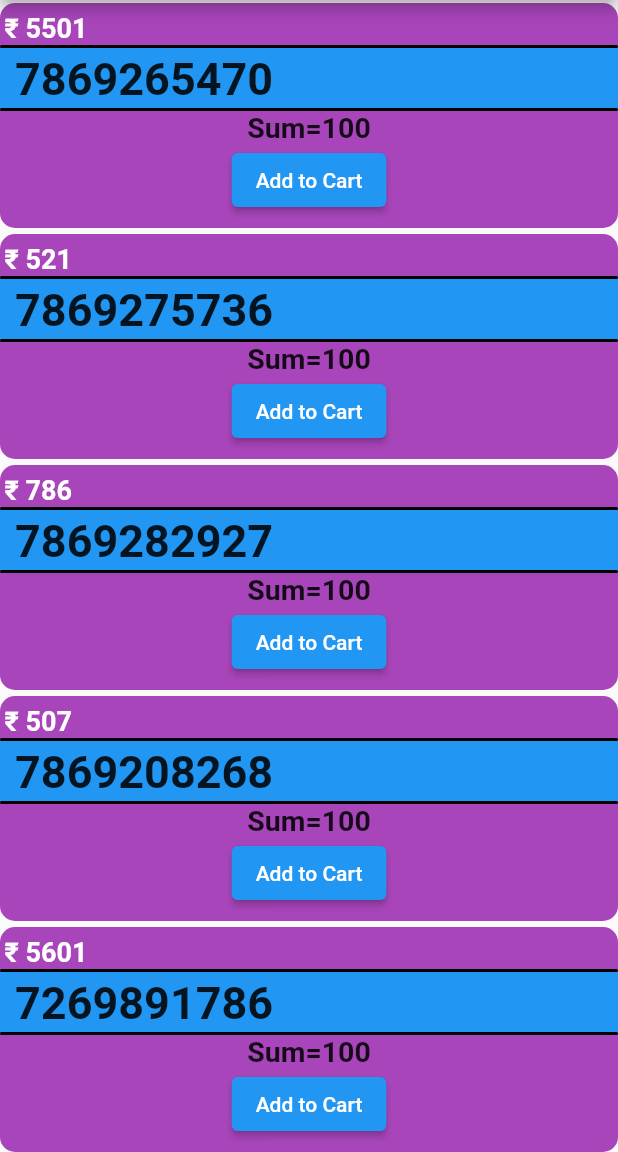
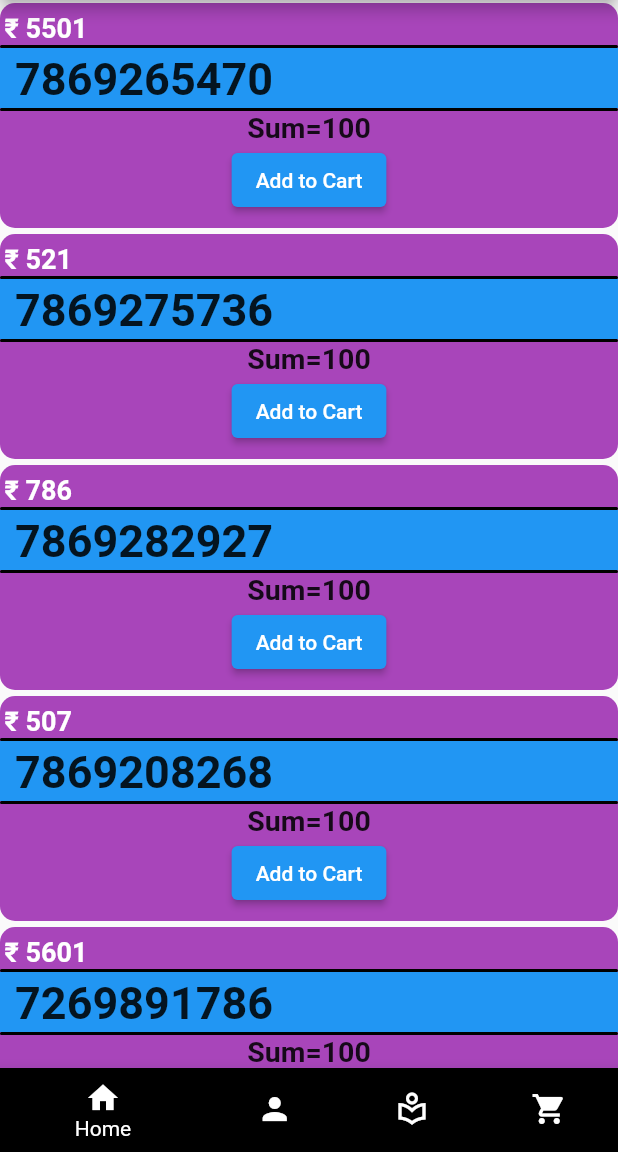
Before and after one commit to Mukul7494/vip_numbers, a Flutter app: the screen it shows after launch, after a tap on "Skip", on a phone screen of 412 x 824 dp, the part 84-1236 px from its top. Run offline on Flutter 3.47's test engine with Material 2 defaults, Android fonts, the light colour scheme and no system bars; our stand-ins replace flutter_riverpod, go_router, introduction_screen.

Commit message:
dartModel

```diff
--- a/lib/model/numberModel.dart
+++ b/lib/model/numberModel.dart
@@ -1,127 +1,277 @@
 import 'package:flutter/material.dart';
 
+class Number {
+  int number;
+  int price;
+  String? filter;
+  Number({required this.number, required this.price, this.filter});
+}
+
 class NumberProvider extends ChangeNotifier {
-  final _number = const [
+  List<Number> _number = [
     //starting of 786 numbers
-    {
-      'number': 7869265470,
-      'price': 5501,
-      'filter': '786',
-    },
-    {
-      'number': 7869275736,
-      'price': 521,
-      'filter': '786',
-    },
-    {
-      'number': 7869282927,
-      'price': 786,
-      'filter': '786',
-    },
-    {
-      'number': 7869208268,
-      'price': 507,
-      'filter': '786',
-    },
-    {
-      'number': 7269891786,
-      'price': 5601,
-      'filter': '786',
-    },
+    Number(
+      number: 7869265470,
+      price: 5501,
+      filter: '786',
+    ),
+    Number(
+      number: 7869275736,
+      price: 521,
+      filter: '786',
+    ),
+    Number(
+      number: 7869282927,
+      price: 786,
+      filter: '786',
+    ),
+    Number(
+      number: 7869208268,
+      price: 507,
+      filter: '786',
+    ),
+    Number(
+      number: 7269891786,
+      price: 5601,
+      filter: '786',
+    ),
 
 //ending
 
 // starting of AB AB AB
-    {
-      'number': 9805585858,
-      'price': 5201,
-      'filter': 'AB AB AB',
-    },
-    {
-      'number': 7248848484,
-      'price': 561,
-      'filter': 'AB AB AB',
-    },
-    {
-      'number': 7024989898,
-      'price': 5651,
-      'filter': 'AB AB AB',
-    },
-    {
-      'number': 7439202020,
-      'price': 502,
-      'filter': 'AB AB AB',
-    },
-    {
-      'number': 9083797979,
-      'price': 501,
-      'filter': 'AB AB AB',
-    },
+
+    Number(
+      number: 9805585858,
+      price: 5201,
+      filter: 'AB AB AB',
+    ),
+
+    Number(
+      number: 7248848484,
+      price: 561,
+      filter: 'AB AB AB',
+    ),
+
+    Number(
+      number: 7024989898,
+      price: 5651,
+      filter: 'AB AB AB',
+    ),
+
+    Number(
+      number: 7439202020,
+      price: 502,
+      filter: 'AB AB AB',
+    ),
+
+    Number(
+      number: 9083797979,
+      price: 501,
+      filter: 'AB AB AB',
+    ),
 
 //ending
     //starting of 12345
-    {'number': 9506112345, 'price': 5041, 'filter': '12345'},
-    {'number': 8012345793, 'price': 5301, 'filter': '12345'},
-    {'number': 8012345728, 'price': 5601, 'filter': '12345'},
-    {'number': 8012345397, 'price': 5701, 'filter': '12345'},
-    {'number': 9805123456, 'price': 5201, 'filter': '12345'},
+    Number(number: 8012345793, price: 5301, filter: '12345'),
+    Number(number: 9506112345, price: 5041, filter: '12345'),
+    Number(number: 8012345728, price: 5601, filter: '12345'),
+    Number(number: 8012345397, price: 5701, filter: '12345'),
+    Number(number: 9805123456, price: 5201, filter: '12345'),
 //ending
 
-//starting of aaa bbb
-    {
-      'number': 9997774851,
-      'price': 5601,
-      'filter': 'AAA BBB',
-    },
-    {
-      'number': 9997776740,
-      'price': 5501,
-      'filter': 'AAA BBB',
-    },
-    {
-      'number': 9993339062,
-      'price': 5301,
-      'filter': 'AAA BBB',
-    },
-    {
-      'number': 9997774806,
-      'price': 5401,
-      'filter': 'AAA BBB',
-    },
-    {
-      'number': 9997775780,
-      'price': 511,
-      'filter': 'AAA BBB',
-    },
+// //starting of aaa bbb
+//
+    Number(
+      number: 9997774851,
+      price: 5601,
+      filter: 'AAA BBB',
+    ),
+
+    Number(
+      number: 9997776740,
+      price: 5501,
+      filter: 'AAA BBB',
+    ),
+    Number(
+      number: 9993339062,
+      price: 5301,
+      filter: 'AAA BBB',
+    ),
+    Number(
+      number: 9997774806,
+      price: 5401,
+      filter: 'AAA BBB',
+    ),
+    Number(
+      number: 9997775780,
+      price: 511,
+      filter: 'AAA BBB',
+    ),
 // ending
 
-//starting of ABC ABC
-    {
-      'number': 9589580060,
-      'price': 5021,
-      'filter': 'ABC ABC',
-    },
-    {
-      'number': 9669660031,
-      'price': 4001,
-      'filter': 'ABC ABC',
-    },
-    {
-      'number': 8268264477,
-      'price': 201,
-      'filter': 'ABC ABC',
-    },
-    {
-      'number': 9839830630,
-      'price': 501,
-      'filter': 'ABC ABC',
-    },
-    {
-      'number': 9559554054,
-      'price': 500,
-      'filter': 'ABC ABC',
-    },
+// //starting of ABC ABC
+    Number(
+      number: 9589580060,
+      price: 5021,
+      filter: 'ABC ABC',
+    ),
+    Number(
+      number: 9669660031,
+      price: 4001,
+      filter: 'ABC ABC',
+    ),
+    Number(
+      number: 8268264477,
+      price: 201,
+      filter: 'ABC ABC',
+    ),
+    Number(
+      number: 9839830630,
+      price: 501,
+      filter: 'ABC ABC',
+    ),
+    Number(
+      number: 9559554054,
+      price: 500,
+      filter: 'ABC ABC',
+    ),
 //ending
   ];
-  get number => _number;
+  List<Number> get getNumber => _number;
 }
+
+
+
+// class NumberProvider extends ChangeNotifier {
+//   bool onClicked = false;
+//   final _number = const [
+//     //starting of 786 numbers
+//     {
+//       'number': 7869265470,
+//       'price': 5501,
+//       'filter': '786',
+//     },
+//     {
+//       'number': 7869275736,
+//       'price': 521,
+//       'filter': '786',
+//     },
+//     {
+//       'number': 7869282927,
+//       'price': 786,
+//       'filter': '786',
+//     },
+//     {
+//       'number': 7869208268,
+//       'price': 507,
+//       'filter': '786',
+//     },
+//     {
+//       'number': 7269891786,
+//       'price': 5601,
+//       'filter': '786',
+//     },
+
+// //ending
+
+// // starting of AB AB AB
+//     {
+//       'number': 9805585858,
+//       'price': 5201,
+//       'filter': 'AB AB AB',
+//     },
+//     {
+//       'number': 7248848484,
+//       'price': 561,
+//       'filter': 'AB AB AB',
+//     },
+//     {
+//       'number': 7024989898,
+//       'price': 5651,
+//       'filter': 'AB AB AB',
+//     },
+//     {
+//       'number': 7439202020,
+//       'price': 502,
+//       'filter': 'AB AB AB',
+//     },
+//     {
+//       'number': 9083797979,
+//       'price': 501,
+//       'filter': 'AB AB AB',
+//     },
+
+// //ending
+//     //starting of 12345
+//     {'number': 9506112345, 'price': 5041, 'filter': '12345'},
+//     {'number': 8012345793, 'price': 5301, 'filter': '12345'},
+//     {'number': 8012345728, 'price': 5601, 'filter': '12345'},
+//     {'number': 8012345397, 'price': 5701, 'filter': '12345'},
+//     {'number': 9805123456, 'price': 5201, 'filter': '12345'},
+// //ending
+
+// //starting of aaa bbb
+//     {
+//       'number': 9997774851,
+//       'price': 5601,
+//       'filter': 'AAA BBB',
+//     },
+//     {
+//       'number': 9997776740,
+//       'price': 5501,
+//       'filter': 'AAA BBB',
+//     },
+//     {
+//       'number': 9993339062,
+//       'price': 5301,
+//       'filter': 'AAA BBB',
+//     },
+//     {
+//       'number': 9997774806,
+//       'price': 5401,
+//       'filter': 'AAA BBB',
+//     },
+//     {
+//       'number': 9997775780,
+//       'price': 511,
+//       'filter': 'AAA BBB',
+//     },
+// // ending
+
+// //starting of ABC ABC
+//     {
+//       'number': 9589580060,
+//       'price': 5021,
+//       'filter': 'ABC ABC',
+//     },
+//     {
+//       'number': 9669660031,
+//       'price': 4001,
+//       'filter': 'ABC ABC',
+//     },
+//     {
+//       'number': 8268264477,
+//       'price': 201,
+//       'filter': 'ABC ABC',
+//     },
+//     {
+//       'number': 9839830630,
+//       'price': 501,
+//       'filter': 'ABC ABC',
+//     },
+//     {
+//       'number': 9559554054,
+//       'price': 500,
+//       'filter': 'ABC ABC',
+//     },
+// //ending
+//   ];
+//   get number => _number;
+//   get toCart => _number.where((element) => onClicked == true).toList();
+
+//   bool toggleNumberStatus(NumberProvider number) {
+//     onClicked = !onClicked;
+//     notifyListeners();
+//     return onClicked;
+//   }
+// }
--- a/lib/router.dart
+++ b/lib/router.dart
@@ -3,22 +3,26 @@ import 'package:go_router/go_router.dart';
 import 'package:vip_number_app/screens/homepage.dart';
 // import 'package:vip_number_app/screens/homepage.dart';
 import 'package:vip_number_app/screens/onBoardingScreen.dart';
+import 'package:vip_number_app/widget/bottomNavigationBar.dart';
 import 'package:vip_number_app/widget/searchBar.dart';
 
-final router = GoRouter(routes: [
+final router = GoRouter(
+  routes: [
     GoRoute(
       name: "home",
       path: "/",
-    pageBuilder: (context, state) => MaterialPage(child: OnBoardingScreen()),
+      builder: (context, state) => OnBoardingScreen(),
     ),
     GoRoute(
       name: "resultPage",
       path: "/home",
-    pageBuilder: (context, state) => MaterialPage(child: HomePage()),
+      builder: (context, state) => BottomNavigation(),
+      // routes: [],
     ),
     GoRoute(
       name: "searchPage",
       path: "/Search",
       pageBuilder: (context, state) => MaterialPage(child: SearchPage()),
     )
-]);
+  ],
+);
--- /dev/null
+++ b/lib/screens/cart.dart
@@ -0,0 +1,36 @@
+import 'package:flutter/material.dart';
+import 'package:flutter_riverpod/flutter_riverpod.dart';
+import 'package:vip_number_app/model/numberModel.dart';
+import 'package:vip_number_app/widget/square.dart';
+
+class Cart extends ConsumerWidget {
+  const Cart({Key? key}) : super(key: key);
+
+  @override
+  Widget build(BuildContext context, WidgetRef ref) {
+    final numberProvider1 = Provider((ref) => NumberProvider());
+    final provider = ref.watch(numberProvider1).getNumber;
+    return provider.isEmpty
+        ? Center(
+            child: Text(
+              'No todos.',
+              style: TextStyle(fontSize: 20),
+            ),
+          )
+        : Stack(
+            children: [
+              ListView.separated(
+                physics: BouncingScrollPhysics(),
+                padding: EdgeInsets.all(16),
+                separatorBuilder: (context, index) => Container(height: 5),
+                itemCount: provider.length,
+                itemBuilder: (context, index) {
+                  return Square(
+                      price: provider[index].price,
+                      number: provider[index].number);
+                },
+              ),
+            ],
+          );
+  }
+}
--- a/lib/screens/homepage.dart
+++ b/lib/screens/homepage.dart
@@ -27,18 +27,18 @@ class _HomePageState extends State<HomePage> {
             actions: [
               IconButton(
                   onPressed: () {
-                    context.go("/Search");
+                    context.push("/Search");
                   },
                   icon: Icon(Icons.search))
             ],
           ),
           drawer: Drawer(),
           body: ListView.builder(
-            itemCount: numberGetter.number.length,
+            itemCount: numberGetter.getNumber.length,
             itemBuilder: (BuildContext context, int index) {
               return Square(
-                price: numberGetter.number[index]['price'],
-                number: numberGetter.number[index]['number'],
+                price: numberGetter.getNumber[index].price,
+                number: numberGetter.getNumber[index].number,
               );
             },
           ),
--- a/lib/screens/onBoardingScreen.dart
+++ b/lib/screens/onBoardingScreen.dart
@@ -46,7 +46,7 @@ class OnBoardingScreen extends StatelessWidget {
       showNextButton: false,
       showDoneButton: true,
       done: Text("Next"),
-      onDone: () => context.go("/home"),
+      onDone: () => context.go('/home'),
       showSkipButton: true,
       skip: Text('Skip'),
       onSkip: () => context.go('/home'),
--- a/lib/widget/bottomNavigationBar.dart
+++ b/lib/widget/bottomNavigationBar.dart
@@ -1,56 +1,58 @@
-// import 'package:flutter/material.dart';
-// import 'package:vip_number_app/screens/homepage.dart';
+import 'package:flutter/material.dart';
+import 'package:vip_number_app/screens/cart.dart';
+import 'package:vip_number_app/screens/homepage.dart';
 // import 'package:vip_number_app/screens/onBoardingScreen.dart';
 
-// class BottomNavigation extends StatefulWidget {
-//   BottomNavigation({Key? key}) : super(key: key);
+class BottomNavigation extends StatefulWidget {
+  BottomNavigation({Key? key}) : super(key: key);
 
-//   @override
-//   State<BottomNavigation> createState() => _BottomNavigation();
-// }
+  @override
+  State<BottomNavigation> createState() => _BottomNavigation();
+}
 
-// final screens = [
-//   // HomePage(),
-//   OnBoardingScreen(),
-//   const Center(
-//     child: Text(
-//       "cart",
-//       style: TextStyle(fontSize: 50),
-//     ),
-//   ),
-//   const Center(
-//     child: Text(
-//       "Profile",
-//       style: TextStyle(fontSize: 50),
-//     ),
-//   ),
-// ];
-// int _currentIndex = 0;
+final screens = [
+  HomePage(),
+  const Center(
+    child: Text(
+      "Profile",
+      style: TextStyle(fontSize: 50),
+    ),
+  ),
+  const Center(
+    child: Text(
+      "Sold",
+      style: TextStyle(fontSize: 50),
+    ),
+  ),
+  Cart(),
+];
+int _currentIndex = 0;
 
-// class _BottomNavigation extends State<BottomNavigation> {
-//   @override
-//   Widget build(BuildContext context) {
-//     return Scaffold(
-//       bottomNavigationBar: BottomNavigationBar(
-//         currentIndex: _currentIndex,
-//         items: const [
-//           BottomNavigationBarItem(
-//               icon: Icon(Icons.home),
-//               label: "Home",
-//               backgroundColor: Colors.black),
-//           BottomNavigationBarItem(icon: Icon(Icons.person), label: "Person"),
-//           BottomNavigationBarItem(
-//               icon: Icon(Icons.local_library_outlined), label: "Sold"),
-//           BottomNavigationBarItem(
-//               icon: Icon(Icons.shopping_cart), label: "Cart"),
-//         ],
-//         onTap: (index) {
-//           setState(() {
-//             _currentIndex = index;
-//           });
-//         },
-//       ),
-//       body: screens[_currentIndex],
-//     );
-//   }
-// }
+class _BottomNavigation extends State<BottomNavigation> {
+  @override
+  Widget build(BuildContext context) {
+    return Scaffold(
+      bottomNavigationBar: BottomNavigationBar(
+        backgroundColor: Colors.black,
+        currentIndex: _currentIndex,
+        items: const [
+          BottomNavigationBarItem(
+              icon: Icon(Icons.home),
+              label: "Home",
+              backgroundColor: Colors.black),
+          BottomNavigationBarItem(icon: Icon(Icons.person), label: "Person"),
+          BottomNavigationBarItem(
+              icon: Icon(Icons.local_library_outlined), label: "Sold"),
+          BottomNavigationBarItem(
+              icon: Icon(Icons.shopping_cart), label: "Cart"),
+        ],
+        onTap: (index) {
+          setState(() {
+            _currentIndex = index;
+          });
+        },
+      ),
+      body: screens[_currentIndex],
+    );
+  }
+}
--- a/lib/widget/square.dart
+++ b/lib/widget/square.dart
@@ -1,4 +1,6 @@
 import 'package:flutter/material.dart';
+import 'package:flutter_riverpod/flutter_riverpod.dart';
+import 'package:vip_number_app/model/numberModel.dart';
 
 class Square extends StatelessWidget {
   final int price;
@@ -66,11 +68,19 @@ class Square extends StatelessWidget {
               style: TextStyle(fontWeight: FontWeight.bold, fontSize: 19),
             ),
           ),
-          Center(
-            child: ElevatedButton(
-              child: Text("Add to Cart"),
-              onPressed: () {},
-            ),
+          Consumer(
+            builder: (context, ref, child) {
+              return Center(
+                child: ElevatedButton(
+                  child: Text("Add to Cart"),
+                  onPressed: () {
+                    final numberProvider = Provider((ref) => NumberProvider());
+                    final provider = ref.watch(numberProvider);
+                    // provider.onClicked == true;
+                  },
+                ),
+              );
+            },
           )
         ],
       ),
```
Lines whose indentation alone changed are shown as unchanged.
